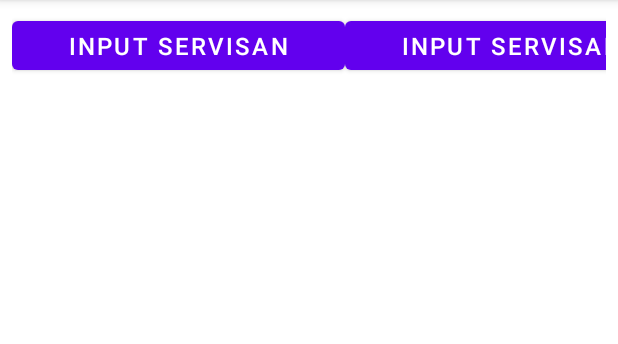
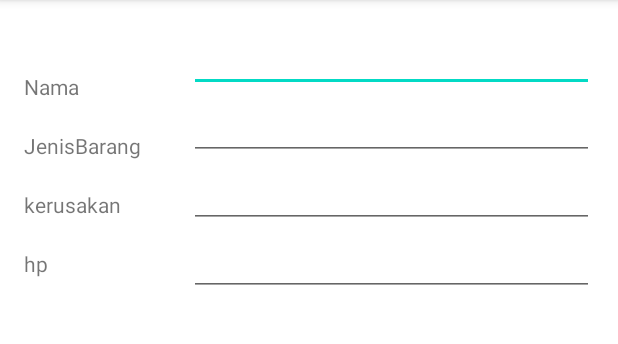
Before and after one commit to hartawan2/nota_service, an Android app: the ActivityService screen opened directly, with no data from a screen before it, on a phone screen of 412 x 824 dp, the part 84-428 px from its top. Run offline under Robolectric (Android 15) with nearby library versions, the phone set to English and light mode, and no system bars.

Commit message:
update commit

```diff
--- a/app/src/main/res/layout/activity_main.xml
+++ b/app/src/main/res/layout/activity_main.xml
@@ -1,75 +1,62 @@
 <?xml version="1.0" encoding="utf-8"?>
-<LinearLayout xmlns:android="http://schemas.android.com/apk/res/android"
+<RelativeLayout xmlns:android="http://schemas.android.com/apk/res/android"
     xmlns:tools="http://schemas.android.com/tools"
     android:layout_width="match_parent"
     android:layout_height="match_parent"
-    android:orientation="vertical"
-    android:gravity="center"
     tools:context=".MainActivity"
     tools:ignore="ExtraText">
-
 
     <LinearLayout
         android:layout_width="match_parent"
         android:layout_height="wrap_content"
         android:gravity="center"
-    android:orientation="vertical">
+        android:orientation="horizontal">
+
         <LinearLayout
-        android:layout_width="match_parent"
+            android:id="@+id/linearlayout1"
+            android:layout_width="wrap_content"
             android:layout_height="wrap_content"
-        android:gravity="center"
-        android:orientation="vertical"
-        tools:ignore="UselessParent">
-        <LinearLayout
-            android:id="@+id/SERVICE"
-            android:layout_width="match_parent"
-            android:layout_height="wrap_content"
-            android:layout_margin="20dp"
-            android:gravity="center"
+            android:layout_margin="16dp"
             android:orientation="vertical">
 
-        </LinearLayout>
             <ImageView
                 android:layout_width="100dp"
                 android:layout_height="100dp"
                 android:layout_margin="10dp"
-         android:src="@drawable/category"/>
+                android:src="@drawable/category" />
+
             <Button
                 android:layout_width="match_parent"
                 android:layout_height="wrap_content"
                 android:gravity="center"
+                android:onClick="service"
                 android:text="SERVICE"
                 android:textColor="@color/white"
                 android:textSize="16dp"
-         android:onClick="service"
                 tools:ignore="OnClick" />
+        </LinearLayout>
 
-
-
-    </LinearLayout>
         <LinearLayout
-        android:id="@+id/Teknisi"
+            android:id="@+id/linearlayout2"
             android:layout_width="wrap_content"
             android:layout_height="wrap_content"
-        android:layout_margin="20dp"
-        android:gravity="center"
-        android:orientation="vertical" />
+            android:layout_margin="16dp"
+            android:orientation="vertical">
+
             <ImageView
                 android:layout_width="100dp"
                 android:layout_height="100dp"
                 android:layout_margin="10dp"
-        android:src="@drawable/category2"/>
+                android:src="@drawable/category2" />
+
             <Button
                 android:layout_width="match_parent"
                 android:layout_height="wrap_content"
                 android:gravity="center"
+                android:onClick="teknisi"
                 android:text="TEKNISI"
                 android:textColor="@color/white"
-        android:textSize="16dp"
-        android:onClick="teknisi"/>
-
+                android:textSize="16dp" />
         </LinearLayout>
-
-
-
     </LinearLayout>
+</RelativeLayout>
--- a/app/src/main/res/layout/activity_service.xml
+++ b/app/src/main/res/layout/activity_service.xml
@@ -1,29 +1,67 @@
 <?xml version="1.0" encoding="utf-8"?>
-<LinearLayout xmlns:android="http://schemas.android.com/apk/res/android"
+<ScrollView xmlns:android="http://schemas.android.com/apk/res/android"
     xmlns:tools="http://schemas.android.com/tools"
     android:layout_width="match_parent"
     android:layout_height="match_parent"
-    android:layout_margin="8dp"
     tools:context=".ActivityService">
-    <Button
-        android:layout_width="100pt"
-        android:layout_height="20pt"
+
+    <LinearLayout
+        android:layout_width="match_parent"
+        android:layout_height="wrap_content"
         android:gravity="center"
-        android:text="input servisan"
-        android:textColor="@color/white"
-        android:textSize="16dp"
-        android:onClick="service"
-        tools:ignore="OnClick" />
+        android:orientation="horizontal">
 
-    <Button
-        android:layout_width="100pt"
-        android:layout_height="20pt"
-        android:gravity="center"
-        android:text="input servisan"
-        android:textColor="@color/white"
-        android:textSize="16dp"
-        android:onClick="service"
-        tools:ignore="OnClick" />
+        <LinearLayout
+            android:id="@+id/linearlayout1"
+            android:layout_width="wrap_content"
+            android:layout_height="wrap_content"
+            android:layout_margin="16dp"
+            android:orientation="vertical">
+            <TextView
+                android:layout_width="wrap_content"
+                android:layout_height="wrap_content"
+                android:paddingTop="20dp"
+                android:text="Nama"/>
+            <TextView
+                android:layout_width="wrap_content"
+                android:layout_height="wrap_content"
+                android:text="JenisBarang"
+                android:paddingTop="20dp"/>
+            <TextView
+                android:layout_width="wrap_content"
+                android:layout_height="wrap_content"
+                android:paddingTop="20dp"
+                android:text="kerusakan"/>
+            <TextView
+                android:layout_width="wrap_content"
+                android:layout_height="wrap_content"
+                android:paddingTop="20dp"
+                android:text="hp"/>
+        </LinearLayout>
 
+        <LinearLayout
+            android:id="@+id/linearlayout2"
+            android:layout_width="match_parent"
+            android:layout_height="wrap_content"
+            android:layout_margin="16dp"
+            android:orientation="vertical">
+            <com.google.android.material.textfield.TextInputEditText
+                android:id="@+id/edtNama"
+                android:layout_width="match_parent"
+                android:layout_height="wrap_content"/>
+            <com.google.android.material.textfield.TextInputEditText
+                android:id="@+id/edtJenisBarang"
+                android:layout_width="match_parent"
+                android:layout_height="wrap_content"
+                tools:ignore="DuplicateIds" />  <com.google.android.material.textfield.TextInputEditText
+            android:id="@+id/edtKerusakan"
+            android:layout_width="match_parent"
+            android:layout_height="wrap_content"/>
+            <com.google.android.material.textfield.TextInputEditText
+                android:id="@+id/edthp"
+                android:layout_width="match_parent"
+                android:layout_height="wrap_content"/>
 
-</LinearLayout>
+        </LinearLayout>
+    </LinearLayout>
+</ScrollView>
```
Also changed, not shown: app/src/main/res/layout/activity_activityteknisi.xml (line endings or trailing spaces). Lines whose indentation alone changed are shown as unchanged.
